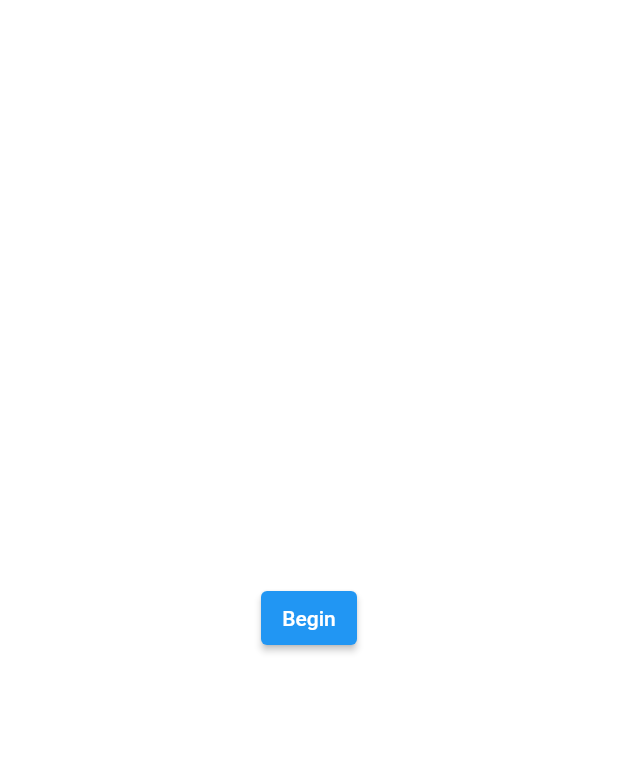
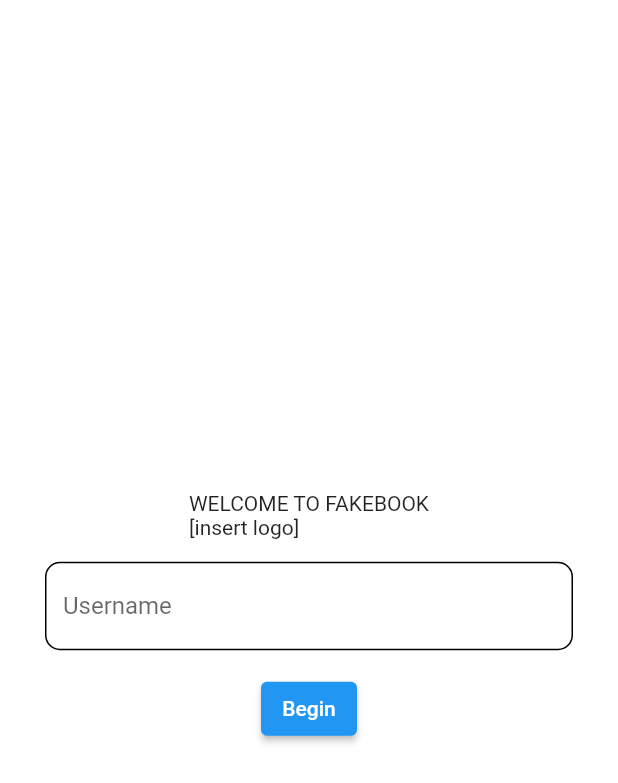
Before and after one commit to megang33/hothweb, a Flutter app: the screen it shows after launch, on a phone screen of 412 x 824 dp. Shown: the top 783 px of the screen. Run offline on Flutter 3.47's test engine with Material 2 defaults, Android fonts, the phone set to English and light mode, and no system bars.

Commit message:
username stuff

```diff
--- a/lib/views/home/welcome_view.dart
+++ b/lib/views/home/welcome_view.dart
@@ -3,6 +3,7 @@ import 'package:hothweb/widgets/navigation_bar/navigation_bar.dart';
 import 'package:hothweb/widgets/centered_view/centered_view.dart';
 import 'package:hothweb/widgets/body/body.dart';
 import 'package:hothweb/views/home/home_view.dart';
+
 
 class WelcomeView extends StatelessWidget {
   const WelcomeView({Key? key}) : super(key: key);
@@ -11,8 +12,33 @@ class WelcomeView extends StatelessWidget {
   Widget build(BuildContext context) {
     return Scaffold(
       backgroundColor: Colors.white,
-      body: Center(
-        child: ElevatedButton(
+      body: Column(
+        mainAxisAlignment: MainAxisAlignment.center,
+        children:[
+          Text(
+            'WELCOME TO FAKEBOOK\n[insert logo]'
+          ),
+          Padding(
+            padding: const EdgeInsets.fromLTRB(30,15,30,15),
+            child: TextField(
+              onChanged:(text){
+
+              },
+            decoration: InputDecoration(
+              hintText: "Enter your username",
+              labelText: "Username",
+              enabledBorder: OutlineInputBorder(
+                borderRadius: new BorderRadius.circular(10.0),
+                borderSide:BorderSide(color: Colors.black)
+              ),
+              focusedBorder:OutlineInputBorder(
+                borderRadius: new BorderRadius.circular(10.0),
+                borderSide:BorderSide(color: Colors.black)
+              )
+            )
+          ),
+          ),
+          ElevatedButton(
             style: ElevatedButton.styleFrom(
               padding: EdgeInsets.all(2),
             ),
@@ -24,10 +50,15 @@ class WelcomeView extends StatelessWidget {
               );
             }
         ),
+        ]
+
       )
     );
   }
 }
+
+
+
 
   // int _counter = 0;
 
```
Lines whose indentation alone changed are shown as unchanged.
